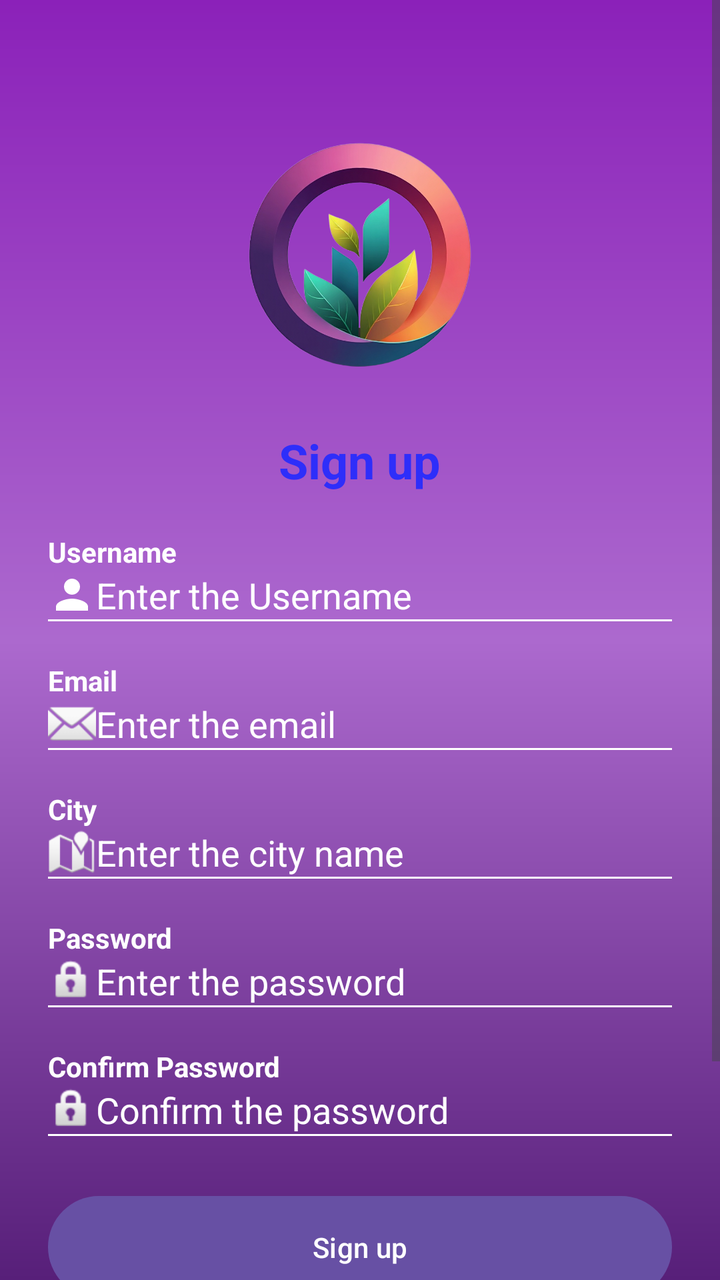
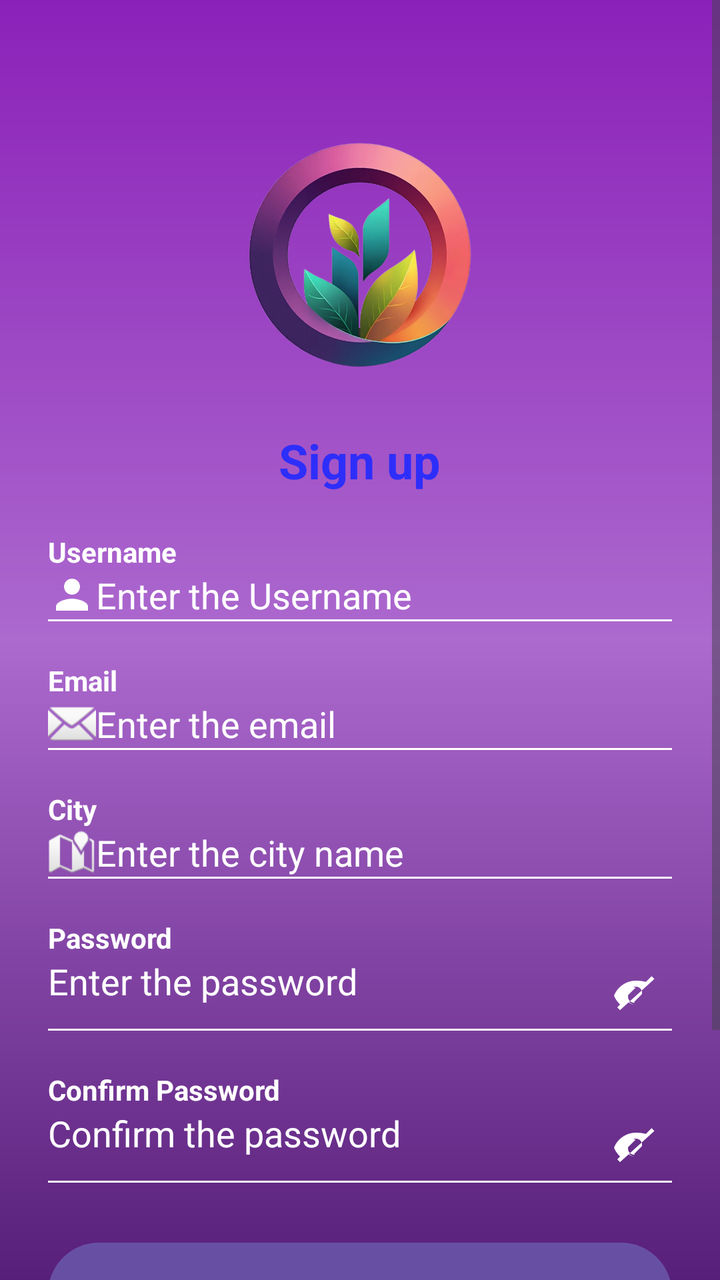

Before-and-after screenshots of an Android layout around one commit, followed by the original layout XML and the change that was made.
<!-- AndroidManifest.xml: application theme Theme.GrowStep -->
<!-- res/layout/activity_signup.xml -->
<?xml version="1.0" encoding="utf-8"?>
<ScrollView xmlns:android="http://schemas.android.com/apk/res/android"
    android:layout_width="match_parent"
    android:layout_height="match_parent"
    android:background="@drawable/sign_up_background"
    android:fillViewport="true">

    <LinearLayout
        android:layout_width="match_parent"
        android:layout_height="wrap_content"
        android:orientation="vertical"
        android:gravity="center_horizontal"
        android:padding="24dp">

        <ImageView
            android:layout_width="150dp"
            android:layout_height="150dp"
            android:src="@drawable/signupimage"
            android:layout_marginTop="30dp" />

        <TextView
            android:layout_width="wrap_content"
            android:layout_height="wrap_content"
            android:text="Sign up"
            android:textSize="24sp"
            android:textStyle="bold"
            android:textColor="#2E2EFA"
            android:layout_marginTop="10dp" />

        
        <TextView
            android:text="Username"
            android:textColor="#FFFFFF"
            android:textStyle="bold"
            android:layout_marginTop="20dp"
            android:layout_width="match_parent"
            android:layout_height="wrap_content" />
        <LinearLayout
            android:layout_width="match_parent"
            android:layout_height="wrap_content"
            android:orientation="horizontal"
            android:gravity="center_vertical">

            <EditText
                android:id="@+id/usernameInput"
                android:layout_width="0dp"
                android:layout_height="wrap_content"
                android:layout_weight="1"
                android:hint="Enter the Username"
                android:textColor="#FFFFFF"
                android:textColorHint="#FFFFFF"
                android:background="@android:color/transparent"
                android:inputType="textPersonName"
                android:drawableStart="@drawable/ic_person" />
        </LinearLayout>
        <View
            android:layout_width="match_parent"
            android:layout_height="1dp"
            android:background="#FFFFFF" />

        
        <TextView
            android:text="Email"
            android:textColor="#FFFFFF"
            android:textStyle="bold"
            android:layout_marginTop="20dp"
            android:layout_width="match_parent"
            android:layout_height="wrap_content" />
        <LinearLayout
            android:layout_width="match_parent"
            android:layout_height="wrap_content"
            android:orientation="horizontal"
            android:gravity="center_vertical">
            <ImageView
                android:layout_width="24dp"
                android:layout_height="24dp"
                android:src="@android:drawable/ic_dialog_email" />
            <EditText
                android:id="@+id/emailInput"
                android:layout_width="0dp"
                android:layout_height="wrap_content"
                android:layout_weight="1"
                android:hint="Enter the email"
                android:textColor="#FFFFFF"
                android:textColorHint="#FFFFFF"
                android:background="@android:color/transparent"
                android:inputType="textEmailAddress" />
        </LinearLayout>
        <View
            android:layout_width="match_parent"
            android:layout_height="1dp"
            android:background="#FFFFFF" />

        
        <TextView
            android:text="City"
            android:textColor="#FFFFFF"
            android:textStyle="bold"
            android:layout_marginTop="20dp"
            android:layout_width="match_parent"
            android:layout_height="wrap_content" />
        <LinearLayout
            android:layout_width="match_parent"
            android:layout_height="wrap_content"
            android:orientation="horizontal"
            android:gravity="center_vertical">
            <ImageView
                android:layout_width="24dp"
                android:layout_height="24dp"
                android:src="@android:drawable/ic_dialog_map" />
            <EditText
                android:id="@+id/cityInput"
                android:layout_width="0dp"
                android:layout_height="wrap_content"
                android:layout_weight="1"
                android:hint="Enter the city name"
                android:textColor="#FFFFFF"
                android:textColorHint="#FFFFFF"
                android:background="@android:color/transparent"
                android:inputType="text" />
        </LinearLayout>
        <View
            android:layout_width="match_parent"
            android:layout_height="1dp"
            android:background="#FFFFFF" />

        
        <TextView
            android:text="Password"
            android:textColor="#FFFFFF"
            android:textStyle="bold"
            android:layout_marginTop="20dp"
            android:layout_width="match_parent"
            android:layout_height="wrap_content" />
        <LinearLayout
            android:layout_width="match_parent"
            android:layout_height="wrap_content"
            android:orientation="horizontal"
            android:gravity="center_vertical">
            <ImageView
                android:layout_width="24dp"
                android:layout_height="24dp"
                android:src="@android:drawable/ic_lock_idle_lock" />
            <EditText
                android:id="@+id/passwordInput"
                android:layout_width="0dp"
                android:layout_height="wrap_content"
                android:layout_weight="1"
                android:hint="Enter the password"
                android:textColor="#FFFFFF"
                android:textColorHint="#FFFFFF"
                android:background="@android:color/transparent"
                android:inputType="textPassword" />
        </LinearLayout>
        <View
            android:layout_width="match_parent"
            android:layout_height="1dp"
            android:background="#FFFFFF" />

        
        <TextView
            android:text="Confirm Password"
            android:textColor="#FFFFFF"
            android:textStyle="bold"
            android:layout_marginTop="20dp"
            android:layout_width="match_parent"
            android:layout_height="wrap_content" />
        <LinearLayout
            android:layout_width="match_parent"
            android:layout_height="wrap_content"
            android:orientation="horizontal"
            android:gravity="center_vertical">
            <ImageView
                android:layout_width="24dp"
                android:layout_height="24dp"
                android:src="@android:drawable/ic_lock_idle_lock" />
            <EditText
                android:id="@+id/confirmPasswordInput"
                android:layout_width="0dp"
                android:layout_height="wrap_content"
                android:layout_weight="1"
                android:hint="Confirm the password"
                android:textColor="#FFFFFF"
                android:textColorHint="#FFFFFF"
                android:background="@android:color/transparent"
                android:inputType="textPassword" />
        </LinearLayout>
        <View
            android:layout_width="match_parent"
            android:layout_height="1dp"
            android:background="#FFFFFF" />

        
        <Button
            android:id="@+id/btnSignup"
            android:layout_width="match_parent"
            android:layout_height="wrap_content"
            android:text="Sign up"
            android:textColor="#FFFFFF"
            android:background="@drawable/button_gradient"
            android:layout_marginTop="30dp"
            android:padding="12dp"
            android:layout_gravity="center" />

        
        <TextView
            android:layout_width="wrap_content"
            android:layout_height="wrap_content"
            android:text="Continue with"
            android:textColor="#FFFFFF"
            android:layout_marginTop="20dp"
            android:textSize="14sp"
            android:layout_gravity="center_horizontal" />

        <LinearLayout
            android:layout_width="wrap_content"
            android:layout_height="wrap_content"
            android:orientation="horizontal"
            android:gravity="center"
            android:layout_gravity="center"
            android:layout_marginTop="10dp">

            <ImageView
                android:layout_width="40dp"
                android:layout_height="40dp"
                android:src="@drawable/ic_google"
                android:layout_margin="5dp" />
            <ImageView
                android:layout_width="40dp"
                android:layout_height="40dp"
                android:src="@drawable/ic_facebook"
                android:layout_margin="5dp" />
            <ImageView
                android:layout_width="40dp"
                android:layout_height="40dp"
                android:src="@drawable/ic_x"
                android:layout_margin="5dp" />
        </LinearLayout>

    </LinearLayout>
</ScrollView>
<!-- resources referenced by this layout -->
<resources>
  <!-- drawable button_gradient (drawable) -->
  <?xml version="1.0" encoding="utf-8"?>
  <shape xmlns:android="http://schemas.android.com/apk/res/android"
      android:shape="rectangle">
  
      <gradient
          android:startColor="#8520C0"
          android:endColor="#3E0F5A"
          android:angle="0" />
  
      <corners android:radius="30dp" />
  
  </shape>
  <!-- drawable ic_facebook: png bitmap (drawable, 811 bytes) -->
  <!-- drawable ic_google: png bitmap (drawable, 1305 bytes) -->
  <!-- drawable ic_person (drawable) -->
  <vector xmlns:android="http://schemas.android.com/apk/res/android"
      android:width="24dp"
      android:height="24dp"
      android:viewportWidth="24"
      android:viewportHeight="24">
      <path
          android:fillColor="#FFFFFF"
          android:pathData="M12,12c2.21,0 4,-1.79 4,-4s-1.79,-4 -4,-4 -4,1.79 -4,4 1.79,4 4,4zM12,14c-2.67,0 -8,1.34 -8,4v2h16v-2c0,-2.66 -5.33,-4 -8,-4z" />
  </vector>
  <!-- drawable ic_x: png bitmap (drawable, 1140 bytes) -->
  <!-- drawable sign_up_background (drawable) -->
  <?xml version="1.0" encoding="utf-8"?>
  <shape xmlns:android="http://schemas.android.com/apk/res/android" android:shape="rectangle">
      <gradient
          android:startColor="#8B21B9"
          android:centerColor="#AC69CE"
          android:endColor="#571F79"
          android:angle="2"/>
  </shape>
  <!-- drawable signupimage: png bitmap (drawable, 354559 bytes) -->
  <style name="Theme.GrowStep" parent="Base.Theme.GrowStep" />
  <style name="Base.Theme.GrowStep" parent="Theme.Material3.DayNight.NoActionBar">
          
          
      </style>
</resources>

<!-- the commit's change to res/layout/activity_signup.xml (unified diff, before → after) -->
@@ -132,26 +132,29 @@
             android:layout_marginTop="20dp"
             android:layout_width="match_parent"
             android:layout_height="wrap_content" />
-        <LinearLayout
-            android:layout_width="match_parent"
-            android:layout_height="wrap_content"
-            android:orientation="horizontal"
-            android:gravity="center_vertical">
-            <ImageView
-                android:layout_width="24dp"
-                android:layout_height="24dp"
-                android:src="@android:drawable/ic_lock_idle_lock" />
+        <RelativeLayout
+            android:layout_width="match_parent"
+            android:layout_height="wrap_content">
             <EditText
                 android:id="@+id/passwordInput"
-                android:layout_width="0dp"
-                android:layout_height="wrap_content"
-                android:layout_weight="1"
+                android:layout_width="match_parent"
+                android:layout_height="wrap_content"
+                android:layout_toStartOf="@id/btnTogglePassword1"
                 android:hint="Enter the password"
                 android:textColor="#FFFFFF"
                 android:textColorHint="#FFFFFF"
                 android:background="@android:color/transparent"
                 android:inputType="textPassword" />
-        </LinearLayout>
+            <ImageButton
+                android:id="@+id/btnTogglePassword1"
+                android:layout_width="36dp"
+                android:layout_height="36dp"
+                android:layout_alignParentEnd="true"
+                android:layout_centerVertical="true"
+                android:background="@android:color/transparent"
+                android:contentDescription="Toggle password visibility"
+                android:src="@drawable/ic_visibility_off" />
+        </RelativeLayout>
         <View
             android:layout_width="match_parent"
             android:layout_height="1dp"
@@ -165,26 +168,29 @@
             android:layout_marginTop="20dp"
             android:layout_width="match_parent"
             android:layout_height="wrap_content" />
-        <LinearLayout
-            android:layout_width="match_parent"
-            android:layout_height="wrap_content"
-            android:orientation="horizontal"
-            android:gravity="center_vertical">
-            <ImageView
-                android:layout_width="24dp"
-                android:layout_height="24dp"
-                android:src="@android:drawable/ic_lock_idle_lock" />
+        <RelativeLayout
+            android:layout_width="match_parent"
+            android:layout_height="wrap_content">
             <EditText
                 android:id="@+id/confirmPasswordInput"
-                android:layout_width="0dp"
-                android:layout_height="wrap_content"
-                android:layout_weight="1"
+                android:layout_width="match_parent"
+                android:layout_height="wrap_content"
+                android:layout_toStartOf="@id/btnTogglePassword2"
                 android:hint="Confirm the password"
                 android:textColor="#FFFFFF"
                 android:textColorHint="#FFFFFF"
                 android:background="@android:color/transparent"
                 android:inputType="textPassword" />
-        </LinearLayout>
+            <ImageButton
+                android:id="@+id/btnTogglePassword2"
+                android:layout_width="36dp"
+                android:layout_height="36dp"
+                android:layout_alignParentEnd="true"
+                android:layout_centerVertical="true"
+                android:background="@android:color/transparent"
+                android:contentDescription="Toggle password visibility"
+                android:src="@drawable/ic_visibility_off" />
+        </RelativeLayout>
         <View
             android:layout_width="match_parent"
             android:layout_height="1dp"
<!-- resource entries referenced after the edit -->
@@ -25,6 +25,17 @@
           android:fillColor="#FFFFFF"
           android:pathData="M12,12c2.21,0 4,-1.79 4,-4s-1.79,-4 -4,-4 -4,1.79 -4,4 1.79,4 4,4zM12,14c-2.67,0 -8,1.34 -8,4v2h16v-2c0,-2.66 -5.33,-4 -8,-4z" />
   </vector>
+  <!-- drawable ic_visibility_off (drawable) -->
+  <?xml version="1.0" encoding="utf-8"?>
+  <vector xmlns:android="http://schemas.android.com/apk/res/android"
+      android:width="24dp"
+      android:height="24dp"
+      android:viewportWidth="24"
+      android:viewportHeight="24">
+      <path
+          android:fillColor="#FFFFFFFF"
+          android:pathData="M12,6c-5,0 -9.27,3.11 -11,7.5 0.66,1.67 1.7,3.16 3.03,4.39l-1.42,1.42 1.41,1.41L21.19,5.16 19.78,3.75 16.9,6.63C15.5,6.22 13.8,6 12,6zM12,18c-2.76,0 -5,-2.24 -5,-5 0,-0.8 0.19,-1.55 0.53,-2.21l-1.5,1.5C6,15.7 8.72,18 12,18zM12,9c1.66,0 3,1.34 3,3 0,0.29 -0.05,0.57 -0.12,0.84l-3.72,3.72C11.57,16.95 11.29,17 11,17c-1.66,0 -3,-1.34 -3,-3 0,-0.29 0.05,-0.57 0.12,-0.84l3.72,-3.72C10.43,9.05 10.71,9 11,9z"/>
+  </vector>
   <!-- drawable ic_x: png bitmap (drawable, 1140 bytes) -->
   <!-- drawable sign_up_background (drawable) -->
   <?xml version="1.0" encoding="utf-8"?>
